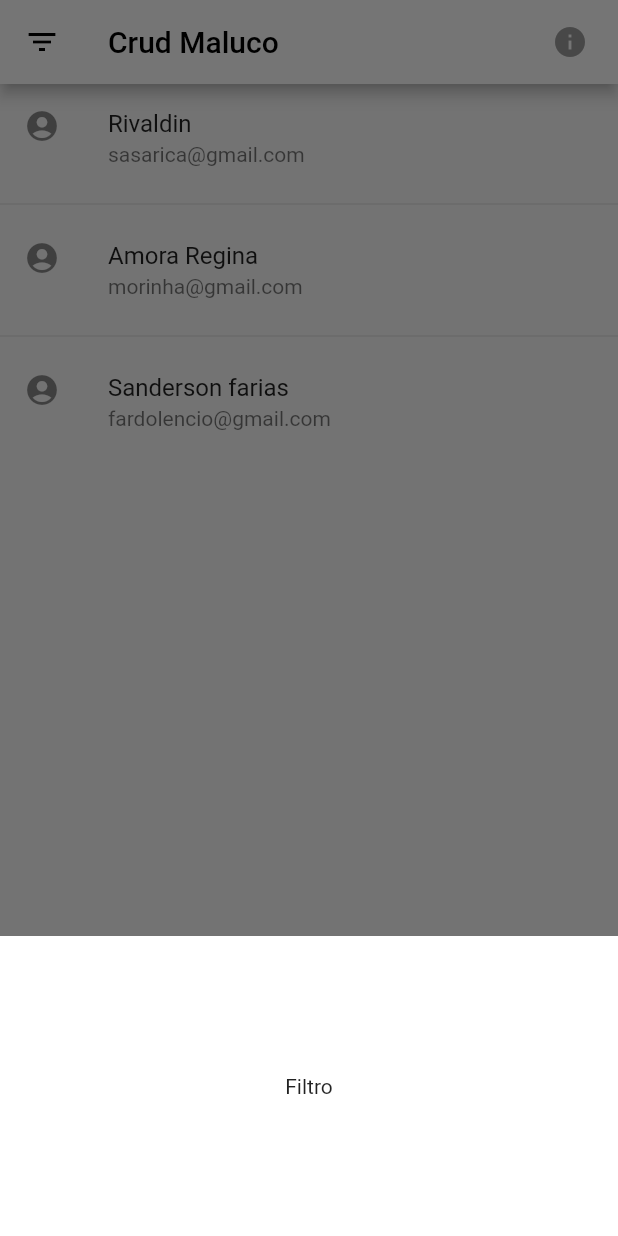
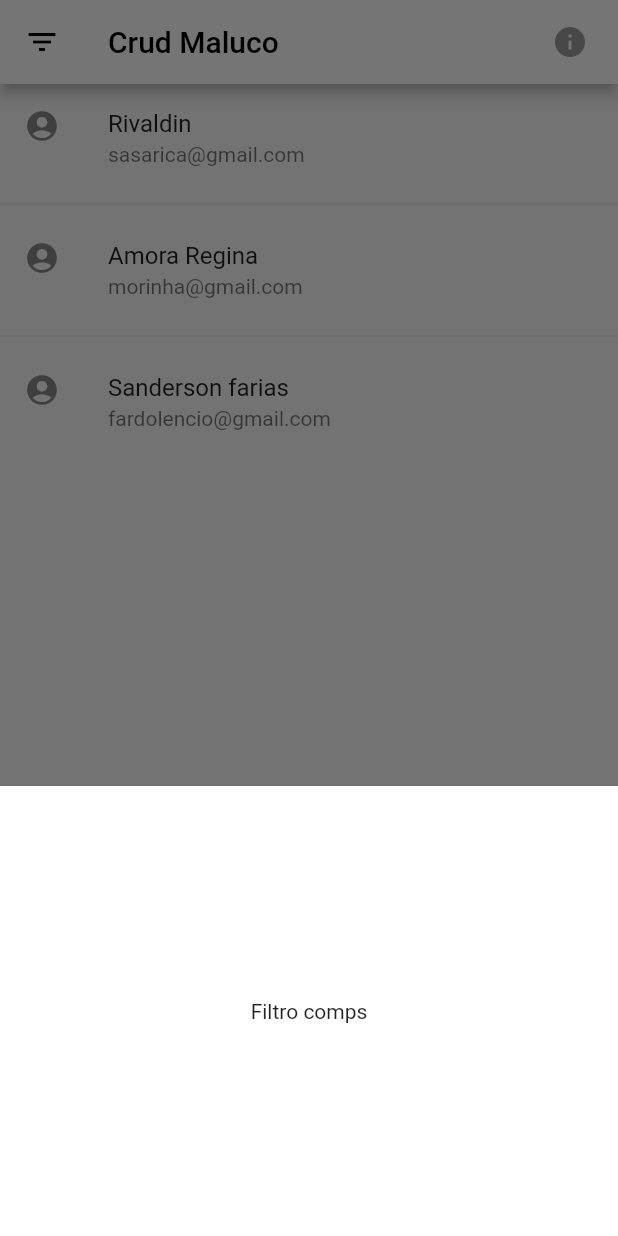
Before and after one commit to LucasPitol/CrudMaluco, a Flutter app: the screen it shows after launch, after a tap on the "add" icon, on a phone screen of 412 x 824 dp. Run offline on Flutter 3.47's test engine with Material 2 defaults, Android fonts, the phone set to English and light mode, and no system bars.

Commit message:
CD-DEV-8 tarefa 1

```diff
--- /dev/null
+++ b/flutterApp/crud_maluco_app/lib/filter_component.dart
@@ -0,0 +1,14 @@
+import 'package:flutter/material.dart';
+
+class FilterComponent extends StatelessWidget {
+  @override
+  Widget build(BuildContext context) {
+    return Container(
+      color: Colors.white,
+      child: Text('Filtro comps'),
+      alignment: Alignment.center,
+      height: 300,
+      // padding: EdgeInsets.all(40.0),
+    );
+  }
+}
--- a/flutterApp/crud_maluco_app/lib/main.dart
+++ b/flutterApp/crud_maluco_app/lib/main.dart
@@ -1,3 +1,4 @@
+import 'package:crud_maluco_app/filter_component.dart';
 import 'package:crud_maluco_app/listagem_component.dart';
 import 'package:flutter/material.dart';
 
@@ -30,13 +31,7 @@ class _CDState extends State<MyApp> {
     showModalBottomSheet(
         context: context,
         builder: (builder) {
-          return Container(
-            color: Colors.white,
-            child: Text('Filtro'),
-            alignment: Alignment.center,
-            height: 200,
-            // padding: EdgeInsets.all(40.0),
-          );
+          return FilterComponent();
         });
   }
 
@@ -102,17 +97,6 @@ class _CDState extends State<MyApp> {
               color: Colors.white,
             ),
             onPressed: this._showFilterModal,
-            // onPressed: () => showModalBottomSheet(
-            //   context: context,
-            //   builder: (context) => Container(
-            //     color: Colors.white,
-            //     alignment: Alignment.center,
-            //     height: 200,
-            //     child: Text(
-            //       'filtro',
-            //     ),
-            //   ),
-            // ),
           ),
           IconButton(
             icon: Icon(
```
